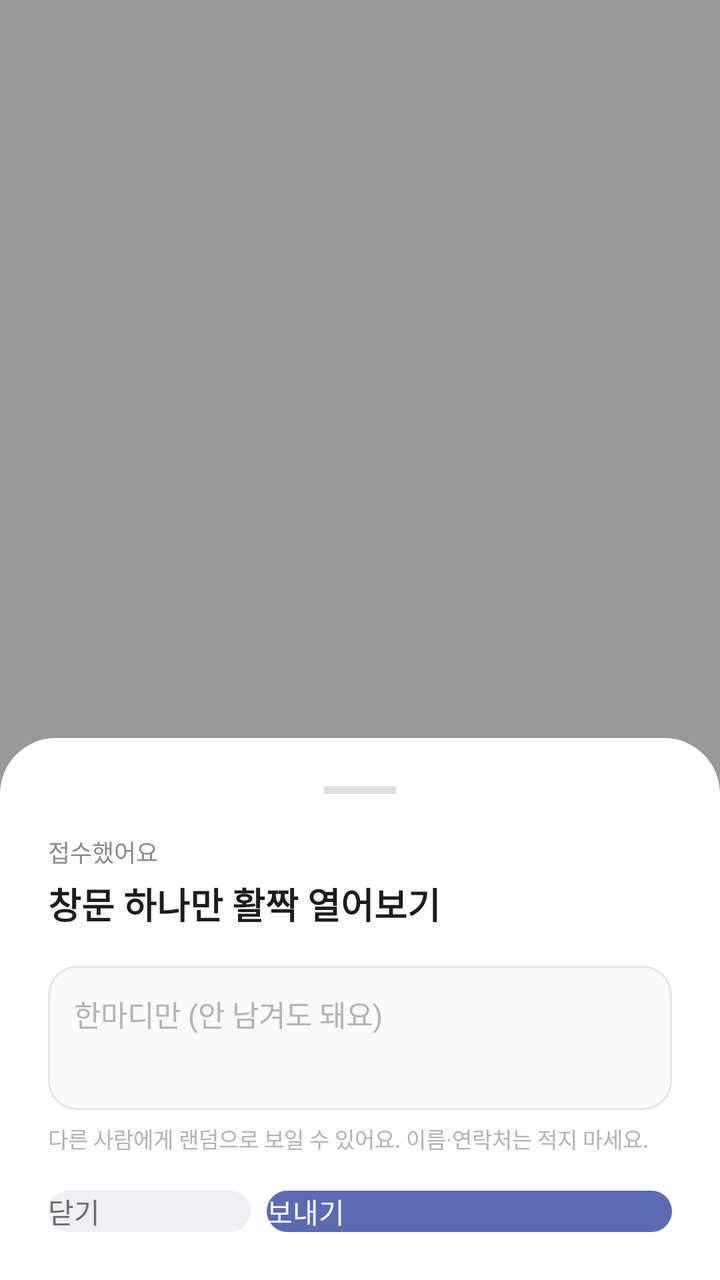
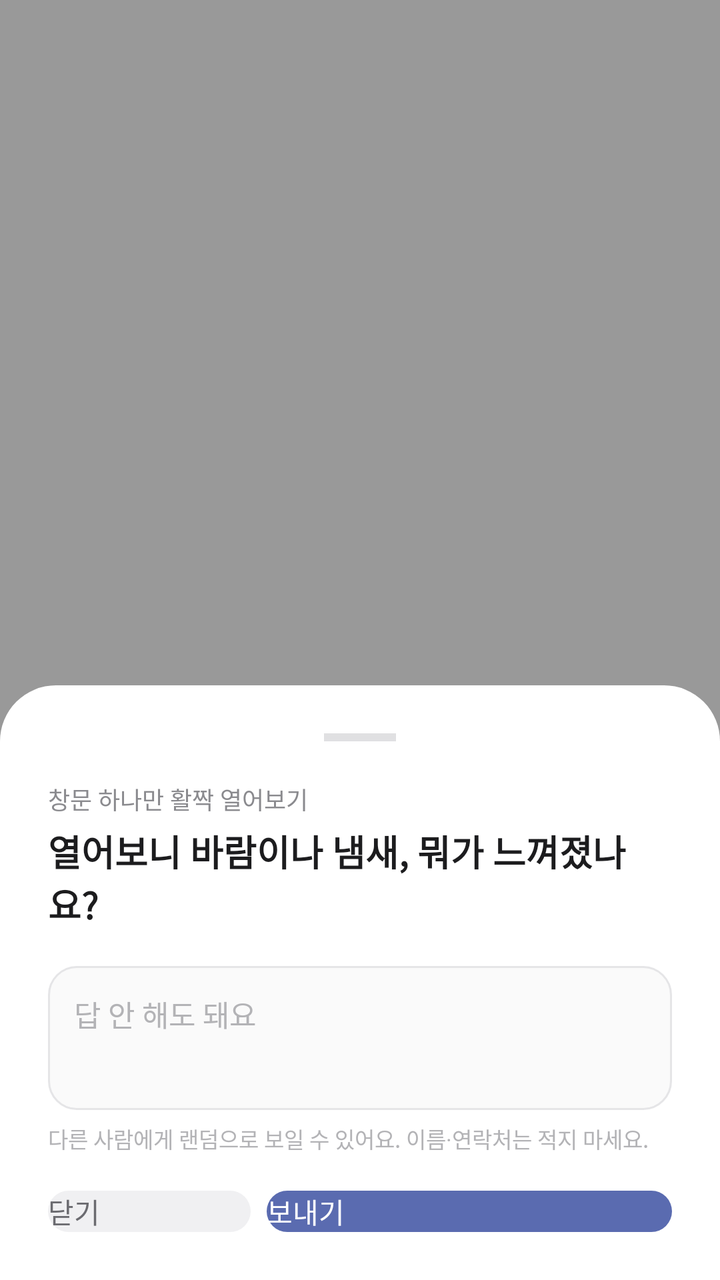

Screens rendered from an Android XML layout before and after an edit, with the pre-edit source and the edit as a unified diff.
<!-- AndroidManifest.xml: activity theme Theme.SideQuest.Sheet -->
<!-- res/layout/activity_main.xml -->
<FrameLayout xmlns:android="http://schemas.android.com/apk/res/android"
    android:id="@+id/root_scrim"
    android:layout_width="match_parent"
    android:layout_height="match_parent"
    android:background="#66000000"
    android:clickable="true"
    android:descendantFocusability="afterDescendants">

    <LinearLayout
        android:id="@+id/sheet_card"
        android:layout_width="match_parent"
        android:layout_height="wrap_content"
        android:layout_gravity="bottom"
        android:orientation="vertical"
        android:background="@drawable/sheet_card_bg"
        android:padding="24dp"
        android:clickable="true"
        android:descendantFocusability="afterDescendants">

        <View
            android:layout_width="36dp"
            android:layout_height="4dp"
            android:layout_gravity="center_horizontal"
            android:layout_marginBottom="20dp"
            android:background="#E0E0E2" />

        <TextView
            android:layout_width="wrap_content"
            android:layout_height="wrap_content"
            android:text="접수했어요"
            android:textSize="12sp"
            android:textColor="#8A8A8E" />

        <TextView
            android:id="@+id/sheet_quest_text"
            android:layout_width="match_parent"
            android:layout_height="wrap_content"
            android:layout_marginTop="4dp"
            android:layout_marginBottom="18dp"
            android:textSize="18sp"
            android:textStyle="bold"
            android:textColor="#1C1C1E"
            android:text="창문 하나만 활짝 열어보기" />

        <EditText
            android:id="@+id/note_input"
            android:layout_width="match_parent"
            android:layout_height="72dp"
            android:focusable="true"
            android:focusableInTouchMode="true"
            android:background="@drawable/note_input_bg"
            android:gravity="top|start"
            android:padding="13dp"
            android:hint="한마디만 (안 남겨도 돼요)"
            android:textColorHint="#B3B3B6"
            android:textSize="14.5sp"
            android:textColor="#1C1C1E"
            android:inputType="textMultiLine|textCapSentences"
            android:maxLength="140" />

        <TextView
            android:layout_width="match_parent"
            android:layout_height="wrap_content"
            android:layout_marginTop="6dp"
            android:layout_marginBottom="18dp"
            android:text="다른 사람에게 랜덤으로 보일 수 있어요. 이름·연락처는 적지 마세요."
            android:textSize="11sp"
            android:textColor="#B3B3B6" />

        <LinearLayout
            android:layout_width="match_parent"
            android:layout_height="wrap_content"
            android:orientation="horizontal">

            <Button
                android:id="@+id/btn_close_note"
                android:layout_width="0dp"
                android:layout_height="wrap_content"
                android:layout_weight="1"
                android:layout_marginEnd="8dp"
                android:background="@drawable/btn_secondary_bg"
                android:textColor="#6B6B70"
                android:textAllCaps="false"
                android:text="닫기" />

            <Button
                android:id="@+id/btn_send_note"
                android:layout_width="0dp"
                android:layout_height="wrap_content"
                android:layout_weight="2"
                android:background="@drawable/btn_primary_bg"
                android:textColor="#FFFFFF"
                android:textAllCaps="false"
                android:text="보내기" />

        </LinearLayout>

    </LinearLayout>

</FrameLayout>
<!-- resources referenced by this layout -->
<resources>
  <!-- drawable btn_primary_bg (drawable) -->
  <shape xmlns:android="http://schemas.android.com/apk/res/android">
      <solid android:color="#5A6BB0" />
      <corners android:radius="12dp" />
  </shape>
  <!-- drawable btn_secondary_bg (drawable) -->
  <shape xmlns:android="http://schemas.android.com/apk/res/android">
      <solid android:color="#F0F0F2" />
      <corners android:radius="12dp" />
  </shape>
  <!-- drawable note_input_bg (drawable) -->
  <shape xmlns:android="http://schemas.android.com/apk/res/android">
      <solid android:color="#FAFAFA" />
      <stroke android:width="1dp" android:color="#E5E5E7" />
      <corners android:radius="14dp" />
  </shape>
  <!-- drawable sheet_card_bg (drawable) -->
  <shape xmlns:android="http://schemas.android.com/apk/res/android">
      <solid android:color="#FFFFFF" />
      <corners
          android:topLeftRadius="28dp"
          android:topRightRadius="28dp"
          android:bottomLeftRadius="0dp"
          android:bottomRightRadius="0dp" />
  </shape>
  <style name="Theme.SideQuest.Sheet" parent="android:Theme.Material.Light.Dialog.NoActionBar">
          <item name="android:windowIsFloating">true</item>
          <item name="android:windowBackground">@android:color/transparent</item>
          <item name="android:windowContentOverlay">@null</item>
          <item name="android:windowNoTitle">true</item>
          <item name="android:backgroundDimEnabled">false</item>
      </style>
</resources>

<!-- the commit's change to res/layout/activity_main.xml (unified diff, before → after) -->
@@ -25,9 +25,10 @@
             android:background="#E0E0E2" />
 
         <TextView
-            android:layout_width="wrap_content"
+            android:id="@+id/sheet_eyebrow"
+            android:layout_width="match_parent"
             android:layout_height="wrap_content"
-            android:text="접수했어요"
+            android:text="창문 하나만 활짝 열어보기"
             android:textSize="12sp"
             android:textColor="#8A8A8E" />
 
@@ -40,7 +41,7 @@
             android:textSize="18sp"
             android:textStyle="bold"
             android:textColor="#1C1C1E"
-            android:text="창문 하나만 활짝 열어보기" />
+            android:text="열어보니 바람이나 냄새, 뭐가 느껴졌나요?" />
 
         <EditText
             android:id="@+id/note_input"
@@ -51,7 +52,7 @@
             android:background="@drawable/note_input_bg"
             android:gravity="top|start"
             android:padding="13dp"
-            android:hint="한마디만 (안 남겨도 돼요)"
+            android:hint="답 안 해도 돼요"
             android:textColorHint="#B3B3B6"
             android:textSize="14.5sp"
             android:textColor="#1C1C1E"
